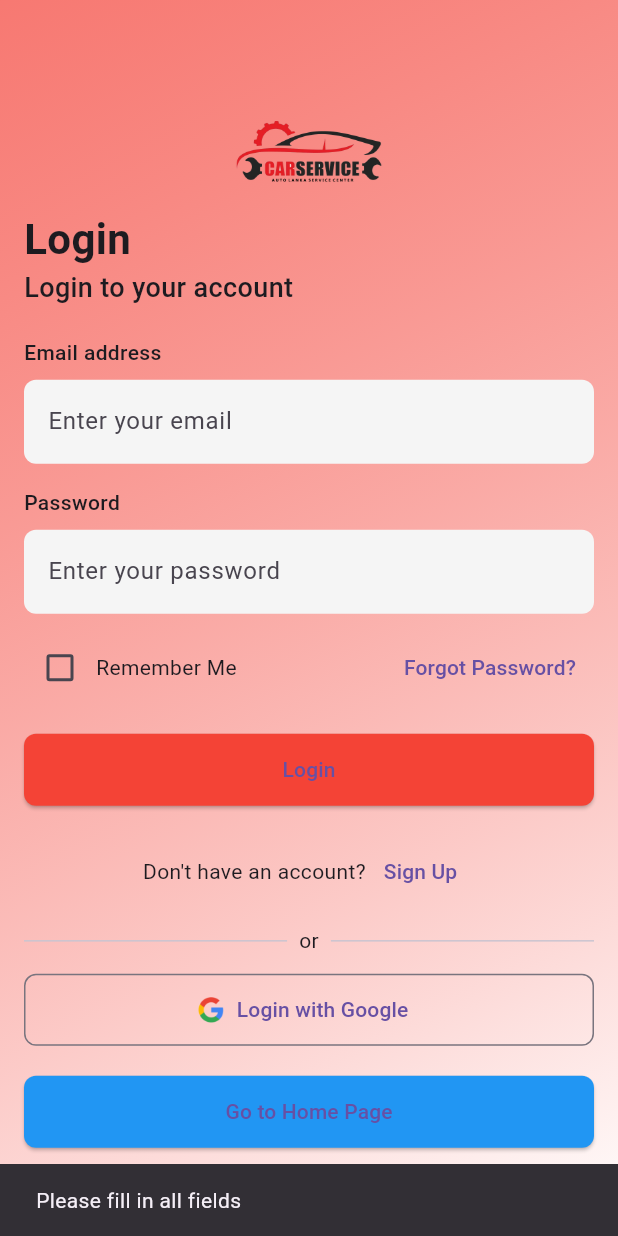
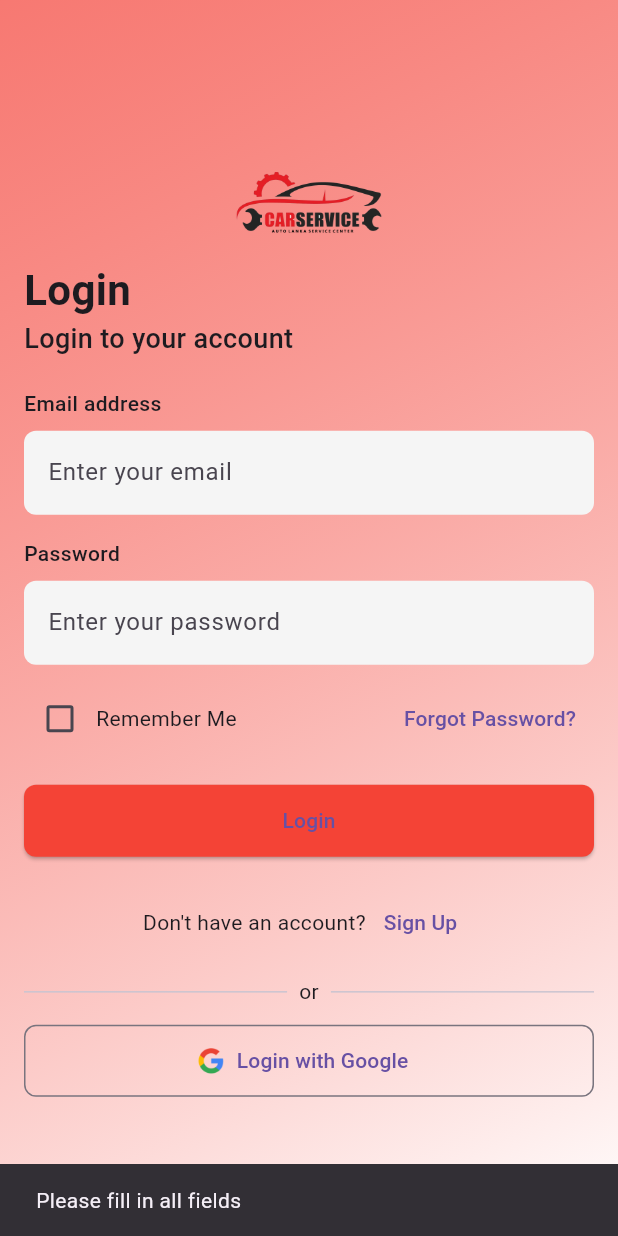
Before and after one commit to Thushanthadasun/Mobile_App, a Flutter app: the screen it shows after launch, after a tap on "Login", on a phone screen of 412 x 824 dp. Run offline on Flutter 3.47's test engine with Material 3 defaults, Android fonts, the phone set to English and light mode, and no system bars; our stand-ins replace visibility_detector.

Commit message:
Update login_page.dart

```diff
--- a/lib/login_page.dart
+++ b/lib/login_page.dart
@@ -1,7 +1,8 @@
 import 'package:flutter/material.dart';
+import 'package:car_service_app/api_service.dart';
 
 class LoginPage extends StatefulWidget {
-  const LoginPage({Key? key}) : super(key: key);
+  const LoginPage({super.key});
 
   @override
   State<LoginPage> createState() => _LoginPageState();
@@ -124,14 +125,28 @@ class _LoginPageState extends State<LoginPage> {
                         width: double.infinity,
                         height: 48,
                         child: ElevatedButton(
-                          onPressed: () {
+                          onPressed: () async {
                             String email = _emailController.text;
                             String password = _passwordController.text;
-                            if (email.isNotEmpty && password.isNotEmpty) {
+
+                            if (email.isEmpty || password.isEmpty) {
+                              ScaffoldMessenger.of(context).showSnackBar(
+                                const SnackBar(
+                                    content: Text('Please fill in all fields')),
+                              );
+                              return;
+                            }
+
+                            bool success =
+                                await ApiService().login(email, password);
+
+                            if (success) {
                               Navigator.pushReplacementNamed(context, '/home');
                             } else {
                               ScaffoldMessenger.of(context).showSnackBar(
-                                const SnackBar(content: Text('Please fill in all fields')),
+                                const SnackBar(
+                                    content: Text(
+                                        'Login failed — check email or password')),
                               );
                             }
                           },
@@ -144,6 +159,7 @@ class _LoginPageState extends State<LoginPage> {
                           child: const Text('Login'),
                         ),
                       ),
+
                       const SizedBox(height: 20),
                       Row(
                         mainAxisAlignment: MainAxisAlignment.center,
@@ -191,23 +207,25 @@ class _LoginPageState extends State<LoginPage> {
                           ),
                         ),
                       ),
-                      const SizedBox(height: 20),//delete from here to remove the home button
-                      SizedBox(
-                        width: double.infinity,
-                        height: 48,
-                        child: ElevatedButton(
-                          onPressed: () {
-                            Navigator.pushNamed(context, '/home');
-                          },
-                          style: ElevatedButton.styleFrom(
-                            backgroundColor: Colors.blue,
-                            shape: RoundedRectangleBorder(
-                              borderRadius: BorderRadius.circular(8),
-                            ),
-                          ),
-                          child: const Text('Go to Home Page'),
-                        ),
-                      ),//delete to here to delete the home button
+                      //  const SizedBox(
+                      //  height:
+                      //     20), //delete from here to remove the home button
+                      // SizedBox(
+                      // width: double.infinity,
+                      // height: 48,
+                      // child: ElevatedButton(
+                      //  onPressed: () {
+                      //    Navigator.pushNamed(context, '/home');
+                      //  },
+                      //  style: ElevatedButton.styleFrom(
+                      //  backgroundColor: Colors.blue,
+                      //   shape: RoundedRectangleBorder(
+                      //     borderRadius: BorderRadius.circular(8),
+                      //   ),
+                      // ),
+                      // child: const Text('Go to Home Page'),
+                      //),
+                      //), //delete to here to delete the home button
                     ],
                   ),
                 ),
```
